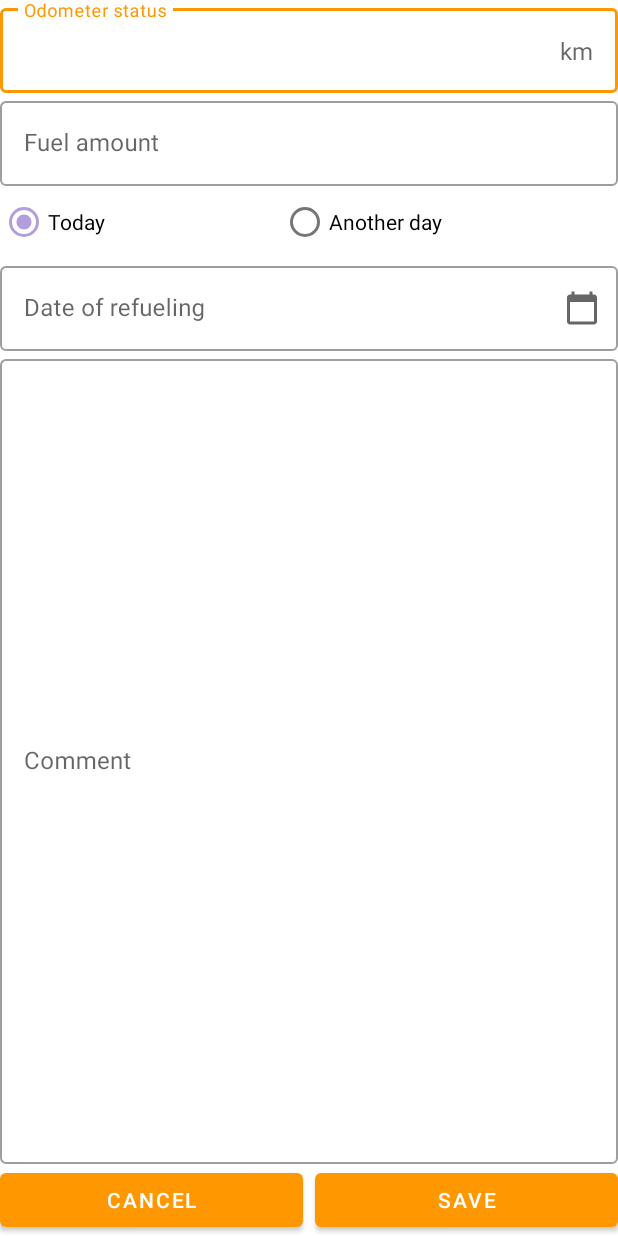
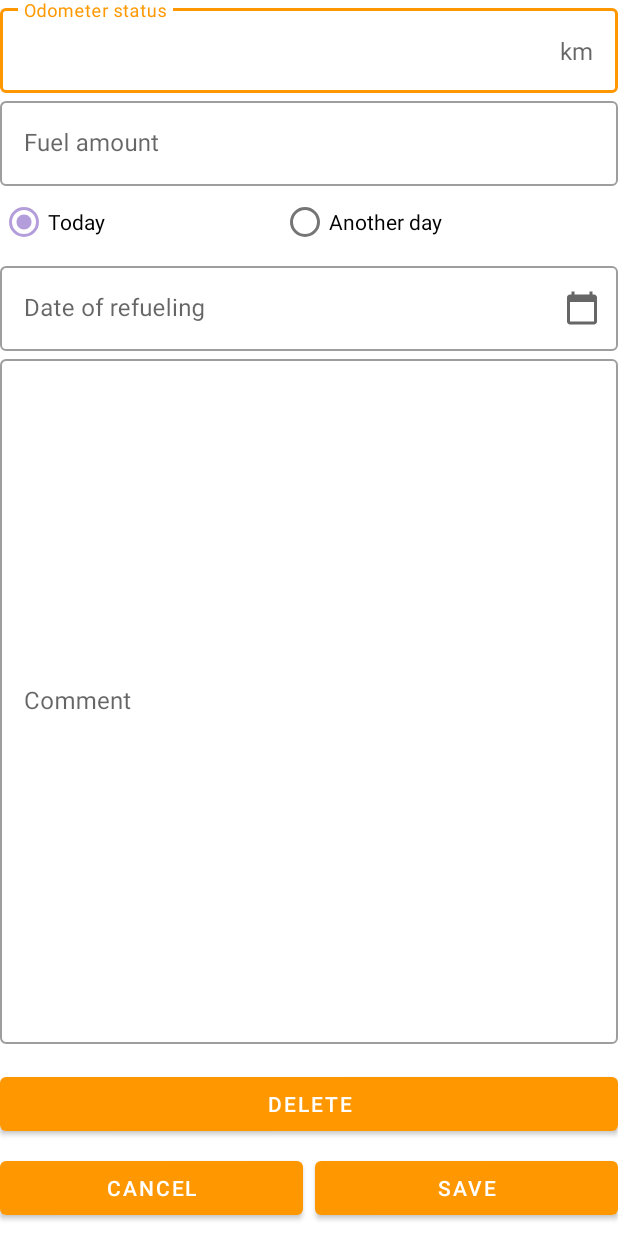
Before and after one commit to honeywhisperer/FuelQInfo, an Android app: the layout layout_add_fields.xml on its own in the app's theme, with its tools: preview values and no code run, on a phone screen of 412 x 824 dp. Run offline under Robolectric (Android 15) with nearby library versions, the phone set to English and light mode, and no system bars.

Commit message:
add delete button

```diff
--- a/app/src/main/java/hr/trailovic/fuelqinfo/view/main/stats/StatsAdapter.kt
+++ b/app/src/main/java/hr/trailovic/fuelqinfo/view/main/stats/StatsAdapter.kt
@@ -66,6 +66,7 @@ class StatsAdapter : RecyclerView.Adapter<StatsAdapter.StatsViewHolder>() {
                 }
             }
             statElement.list?.let { list ->
+                //todo: create function for setting the chart
                 itemStatisticsBinding.cubiclinechart.visibility = View.VISIBLE
 
                 itemStatisticsBinding.cubiclinechart.isUseCubic = list.size <= 10
--- a/app/src/main/java/hr/trailovic/fuelqinfo/viewmodel/AddViewModel.kt
+++ b/app/src/main/java/hr/trailovic/fuelqinfo/viewmodel/AddViewModel.kt
@@ -86,4 +86,10 @@ class AddViewModel @Inject constructor(
         }
     }
 
+    fun removeFuelRecord(fuelRecord: FuelRecord){
+        viewModelScope.launch {
+            repo.removeFuelRecordSuspended(fuelRecord)
+        }
+    }
+
 }
--- a/app/src/main/res/layout/layout_add_fields.xml
+++ b/app/src/main/res/layout/layout_add_fields.xml
@@ -1,9 +1,9 @@
 <?xml version="1.0" encoding="utf-8"?>
 <androidx.constraintlayout.widget.ConstraintLayout xmlns:android="http://schemas.android.com/apk/res/android"
+    xmlns:app="http://schemas.android.com/apk/res-auto"
+    android:id="@+id/layoutAddFields"
     android:layout_width="match_parent"
-    android:layout_height="match_parent"
-    android:id="@+id/layoutAddFields"
-    xmlns:app="http://schemas.android.com/apk/res-auto">
+    android:layout_height="match_parent">
 
     <com.google.android.material.textfield.TextInputLayout
         android:id="@+id/tilOdometerStatus"
@@ -87,7 +87,7 @@
         android:layout_width="match_parent"
         android:layout_height="0dp"
         android:hint="@string/comment"
-        app:layout_constraintBottom_toTopOf="@id/btnSave"
+        app:layout_constraintBottom_toTopOf="@id/btnDelete"
         app:layout_constraintTop_toBottomOf="@id/tilDate">
 
         <com.google.android.material.textfield.TextInputEditText
@@ -98,6 +98,16 @@
     </com.google.android.material.textfield.TextInputLayout>
 
     <Button
+        android:id="@+id/btnDelete"
+        android:layout_width="match_parent"
+        android:layout_height="wrap_content"
+        android:layout_marginTop="16dp"
+        android:layout_marginBottom="8dp"
+        android:text="@string/delete"
+        app:layout_constraintBottom_toTopOf="@id/btnSave"
+        app:layout_constraintTop_toBottomOf="@id/tilComment" />
+
+    <Button
         android:id="@+id/btnCancel"
         android:layout_width="0dp"
         android:layout_height="wrap_content"
@@ -105,15 +115,17 @@
         android:text="@string/cancel"
         app:layout_constraintBottom_toBottomOf="parent"
         app:layout_constraintEnd_toStartOf="@id/btnSave"
-        app:layout_constraintStart_toStartOf="parent" />
+        app:layout_constraintStart_toStartOf="parent"
+        app:layout_constraintTop_toBottomOf="@id/btnDelete" />
 
     <Button
         android:id="@+id/btnSave"
         android:layout_width="0dp"
         android:layout_height="wrap_content"
         android:text="@string/save"
-        app:layout_constraintBottom_toBottomOf="parent"
+        app:layout_constraintBottom_toBottomOf="@id/btnCancel"
         app:layout_constraintEnd_toEndOf="parent"
-        app:layout_constraintStart_toEndOf="@id/btnCancel" />
+        app:layout_constraintStart_toEndOf="@id/btnCancel"
+        app:layout_constraintTop_toTopOf="@id/btnCancel"/>
 
 </androidx.constraintlayout.widget.ConstraintLayout>
--- a/app/src/main/res/values/strings.xml
+++ b/app/src/main/res/values/strings.xml
@@ -10,4 +10,5 @@
     <string name="pick_the_date_of_refueling">Pick the date of refueling</string>
     <string name="comment">Comment</string>
     <string name="add_new_refueling_data">Add new refueling data</string>
+    <string name="delete">Delete</string>
 </resources>
```
Also changed, not shown: app/src/main/java/hr/trailovic/fuelqinfo/view/add/AddActivity.kt (+23 -0 lines).
